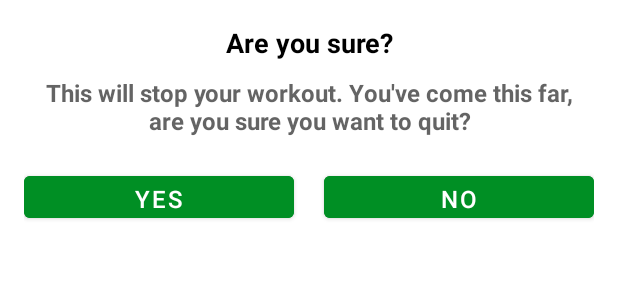
After one commit to orhanuckulac0/7MinutesWorkoutApp, an Android app: the layout dialog_custom_back_confirmation.xml on its own in the app's theme, with its tools: preview values and no code run, on a phone screen of 412 x 824 dp. The commit adds this screen. Shown: the top 300 px of the screen. Run offline under Robolectric (Android 15) with nearby library versions, the phone set to English and light mode, and no system bars.

Commit message:
11th commit - add CustomDialog to handle onBackPressed()

```diff
--- a/app/src/main/java/orhan/uckulac/a7minutesworkout/ExerciseActivity.kt
+++ b/app/src/main/java/orhan/uckulac/a7minutesworkout/ExerciseActivity.kt
@@ -1,5 +1,7 @@
 package orhan.uckulac.a7minutesworkout
 
+import android.annotation.SuppressLint
+import android.app.Dialog
 import android.content.Intent
 import android.media.MediaPlayer
 import androidx.appcompat.app.AppCompatActivity
@@ -14,6 +16,7 @@
 import android.widget.Toast
 import androidx.recyclerview.widget.LinearLayoutManager
 import orhan.uckulac.a7minutesworkout.databinding.ActivityExerciseBinding
+import orhan.uckulac.a7minutesworkout.databinding.DialogCustomBackConfirmationBinding
 import java.util.*
 import kotlin.collections.ArrayList
 import kotlin.concurrent.schedule
@@ -35,9 +38,6 @@
     var ivExerciseImage: ImageView? = null
     var tvNextExerciseLabel: TextView? = null
     var tvNextExerciseName: TextView? = null
-
-
-
 
     private var exerciseList: ArrayList<ExerciseModel>? = null
     private var currentExercisePosition = -1  // when increment, it will be 0 which is the starting index of the ArrayList
@@ -103,9 +103,10 @@
                 restProgress++
                 progressBar?.progress = 11 - restProgress
                 tvTimer?.text = (11 - restProgress).toString()
-                tvTitle?.text = "Get Ready!"
+                tvTitle?.text = getString(R.string.get_ready_text)
             }
 
+            @SuppressLint("NotifyDataSetChanged")
             override fun onFinish() {
                 restProgress = 0
                 exerciseList!![currentExercisePosition].setIsSelected(true)  // set the current exercise as selected to show on recycler view
@@ -137,6 +138,7 @@
                 tvTimer?.text = (31 - restProgress).toString()
             }
 
+            @SuppressLint("NotifyDataSetChanged")
             override fun onFinish() {
                 exerciseList!![currentExercisePosition].setIsSelected(false)  // set the current exercise as as not selected
                 exerciseList!![currentExercisePosition].setIsCompleted(true)  // then make it completed
@@ -184,6 +186,27 @@
         }
     }
 
+    private fun customDialogForBackButton() {
+        val customDialog = Dialog(this)
+        val dialogBinding = DialogCustomBackConfirmationBinding.inflate(layoutInflater)
+        customDialog.setContentView(dialogBinding.root)
+        customDialog.setCanceledOnTouchOutside(false)
+        dialogBinding.tvYes.setOnClickListener {
+            this@ExerciseActivity.finish()
+            customDialog.dismiss() // Dialog will be dismissed
+        }
+
+        dialogBinding.tvNo.setOnClickListener {
+            customDialog.dismiss()
+        }
+        //Start the dialog and display it on screen.
+        customDialog.show()
+    }
+
+    override fun onBackPressed() {
+        customDialogForBackButton()
+    }
+
     override fun onDestroy() {
         super.onDestroy()
         if (restTimer != null){
--- /dev/null
+++ b/app/src/main/res/layout/dialog_custom_back_confirmation.xml
@@ -0,0 +1,64 @@
+<?xml version="1.0" encoding="utf-8"?>
+<LinearLayout
+    xmlns:android="http://schemas.android.com/apk/res/android"
+    android:layout_width="match_parent"
+    android:layout_height="wrap_content"
+    android:orientation="vertical"
+    android:gravity="center"
+    android:padding="16dp"
+    >
+    <TextView
+        android:layout_width="match_parent"
+        android:layout_height="wrap_content"
+        android:gravity="center"
+        android:text="Are you sure?"
+        android:textColor="@android:color/black"
+        android:textStyle="bold"
+        android:textSize="18sp" />
+
+    <TextView
+        android:layout_width="match_parent"
+        android:layout_height="wrap_content"
+        android:layout_marginStart="10dp"
+        android:layout_marginEnd="10dp"
+        android:layout_marginTop="10dp"
+        android:layout_marginBottom="10dp"
+        android:gravity="center"
+        android:textStyle="bold"
+        android:text="This will stop your workout. You've come this far, are you sure you want to quit?"
+        android:textColor="@color/colorPrimary"
+        android:textSize="16sp" />
+
+    <LinearLayout
+        android:layout_width="match_parent"
+        android:layout_height="wrap_content"
+        android:layout_marginTop="10dp"
+        android:orientation="horizontal">
+
+        <Button
+            android:id="@+id/tvYes"
+            android:layout_width="0dp"
+            android:layout_height="40dp"
+            android:layout_weight="1"
+            android:gravity="center"
+            android:backgroundTint="@color/colorAccent"
+            android:layout_marginEnd="10dp"
+            android:text="YES"
+            android:textSize="16sp"
+            android:textColor="@color/white"/>
+
+        <Button
+            android:id="@+id/tvNo"
+            android:layout_width="0dp"
+            android:layout_height="40dp"
+            android:layout_weight="1"
+            android:gravity="center"
+            android:backgroundTint="@color/colorAccent"
+            android:layout_marginStart="10dp"
+            android:text="NO"
+            android:textSize="16sp"
+            android:textColor="@color/white"/>
+    </LinearLayout>
+
+
+</LinearLayout>
--- a/app/src/main/res/values/strings.xml
+++ b/app/src/main/res/values/strings.xml
@@ -9,4 +9,5 @@
 
     <string name="hello_first_fragment">Hello first fragment</string>
     <string name="hello_second_fragment">Hello second fragment. Arg: %1$s</string>
+    <string name="get_ready_text">Get Ready!</string>
 </resources>
```
